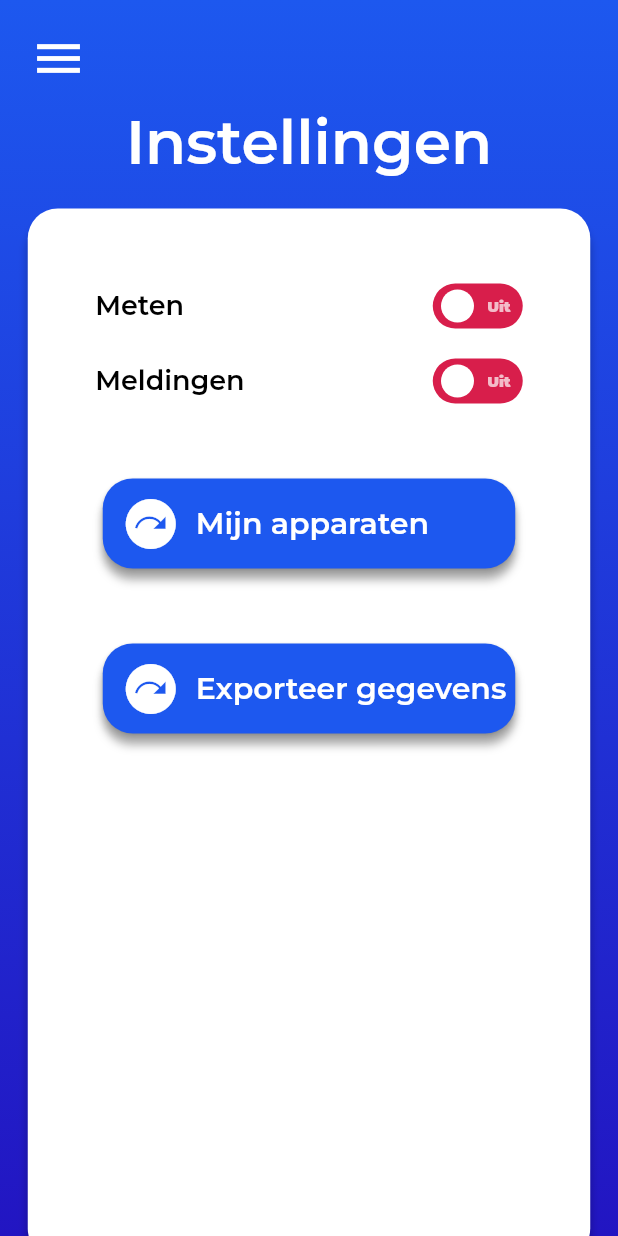
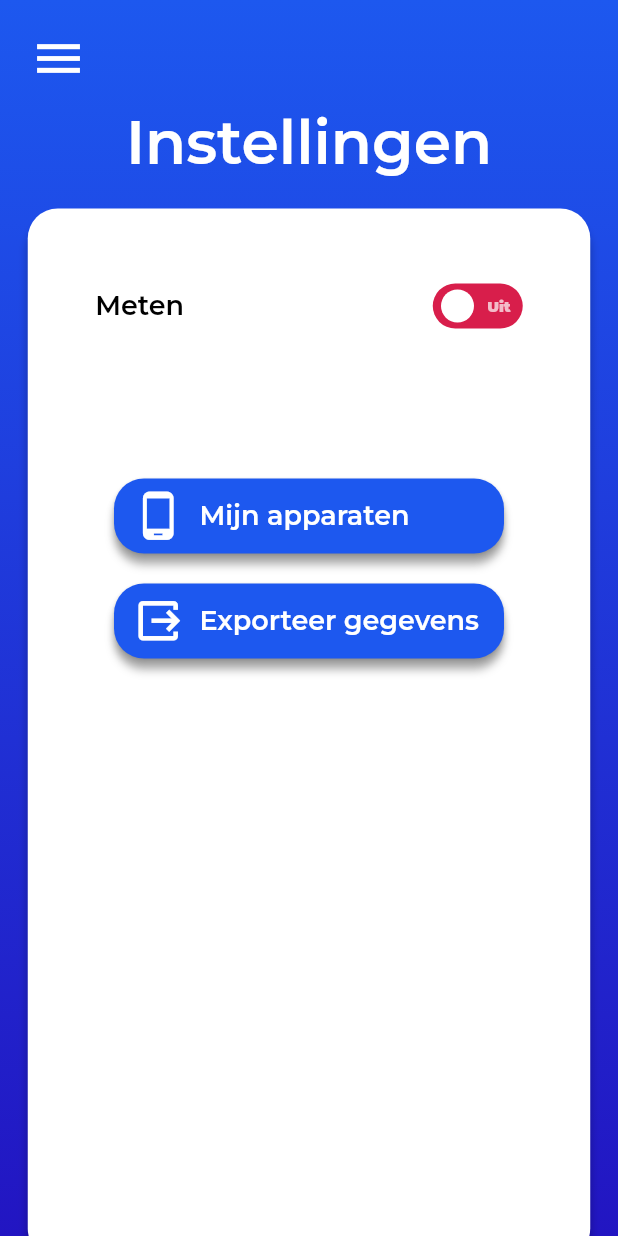
Before and after one commit to DwarfNinja/loopsnelheid-app, a Flutter app: the Settings screen opened directly, on a phone screen of 412 x 824 dp. Run offline on Flutter 3.47's test engine with Material 2 defaults, Android fonts, the phone set to English and light mode, and no system bars; drawn by our look-alikes of flutter_switch; our stand-ins replace device_info_plus, fl_chart, flutter_dotenv, geolocator, google_fonts, pin_code_fields and 2 more; accounts and stored records are empty; network calls fail.

Commit message:
Feat: add settings button and revert small merge request changes

```diff
--- a/lib/views/register/register_verification.dart
+++ b/lib/views/register/register_verification.dart
@@ -206,21 +206,7 @@ class _RegisterVerificationState extends State<RegisterVerification> {
                         FormButton(
                           text: "Verifieer",
                           color: app_theme.blue,
-                          onPressed: () {
-                            formKey.currentState!.validate();
-                            if (currentText.length != 6 || currentText != "123456") { //TODO: Verify code, send to API
-                              errorController!.add(ErrorAnimationType
-                                  .shake);
-                              setState(() => hasError = true);
-                            } else {
-                              setState(
-                                    () {
-                                  hasError = false;
-                                },
-                              );
-                            }
-                            activateAccount();
-                          },
+                          onPressed: () => activateAccount()
                         ),
                         const SizedBox(height: 15),
                         FormButton(
--- a/lib/views/settings/settings.dart
+++ b/lib/views/settings/settings.dart
@@ -1,4 +1,5 @@
 import 'package:flutter/material.dart';
+import 'package:loopsnelheidapp/widgets/settings/settings_button.dart';
 import 'package:loopsnelheidapp/widgets/settings/toggle_setting.dart';
 import 'package:loopsnelheidapp/views/sidebar/sidebar.dart';
 
@@ -136,33 +137,29 @@ class _SettingsState extends State<Settings> {
                           const ToggleSetting(
                               text: "Meten",
                               setting: "measure"),
-                          const SizedBox(height: 20),
-                          const ToggleSetting(
-                              text: "Meldingen",
-                              setting: "notifications"),
-                          const SizedBox(height: 50),
-                          SideBarButton(
-                            iconData: Icons.next_plan_rounded,
+                          const SizedBox(height: 100),
+                          SettingsButton(
+                            iconData: Icons.phone_android,
                             text: "Mijn apparaten",
                             onPressed: (){
                               executeRoute(context, "/devices");
                             },
                           ),
-                          const SizedBox(height: 50),
-                          SideBarButton(
-                            iconData: Icons.next_plan_rounded,
+                          const SizedBox(height: 20),
+                          SettingsButton(
+                            iconData: Icons.output,
                             text: "Exporteer gegevens",
                             onPressed: (){
                               exportDataButtonOnPressed();
                             },
                           ),
-                          const SizedBox(height: 50),
+                          const SizedBox(height: 20),
                           FutureBuilder<bool>(
                             future: isAdministrator(),
                             builder: (BuildContext context, AsyncSnapshot<bool> snapshot) {
                               if(snapshot.data != null && snapshot.data == true) {
                                 return
-                                  SideBarButton(
+                                  SettingsButton(
                                     iconData: Icons.next_plan_rounded,
                                     text: "Exporteer onderzoek",
                                     onPressed: (){
--- a/lib/widgets/sidebar/sidebar_button.dart
+++ b/lib/widgets/settings/settings_button.dart
@@ -1,13 +1,13 @@
 import 'package:flutter/material.dart';
 import 'package:loopsnelheidapp/app_theme.dart' as app_theme;
 
-class SideBarButton extends StatelessWidget {
+class SettingsButton extends StatelessWidget {
 
   final IconData iconData;
   final String text;
   final Function() onPressed;
 
-  const SideBarButton({Key? key, required this.iconData, required this.text, required this.onPressed}) : super(key: key);
+  const SettingsButton({Key? key, required this.iconData, required this.text, required this.onPressed}) : super(key: key);
 
   @override
   Widget build(BuildContext context) {
@@ -23,17 +23,17 @@ class SideBarButton extends StatelessWidget {
             shape: RoundedRectangleBorder(
               borderRadius: BorderRadius.circular(20),
             ),
-            minimumSize: const Size(275, 60),
-            maximumSize: const Size(275, 70),
+            minimumSize: const Size(260, 50),
+            maximumSize: const Size(260, 50),
             backgroundColor: app_theme.blue,
             padding: const EdgeInsets.only(left: 12)
         ),
         onPressed: onPressed,
         child: Row(
           children: [
-            Icon(iconData, color: app_theme.white, size: 40),
+            Icon(iconData, color: app_theme.white, size: 35),
             const SizedBox(width: 10),
-            Text(text, style: app_theme.textTheme.headline6!.copyWith(color: app_theme.white))
+            Text(text, style: app_theme.textTheme.bodyText1!.copyWith(color: app_theme.white))
           ],
         ),
       ),
```
